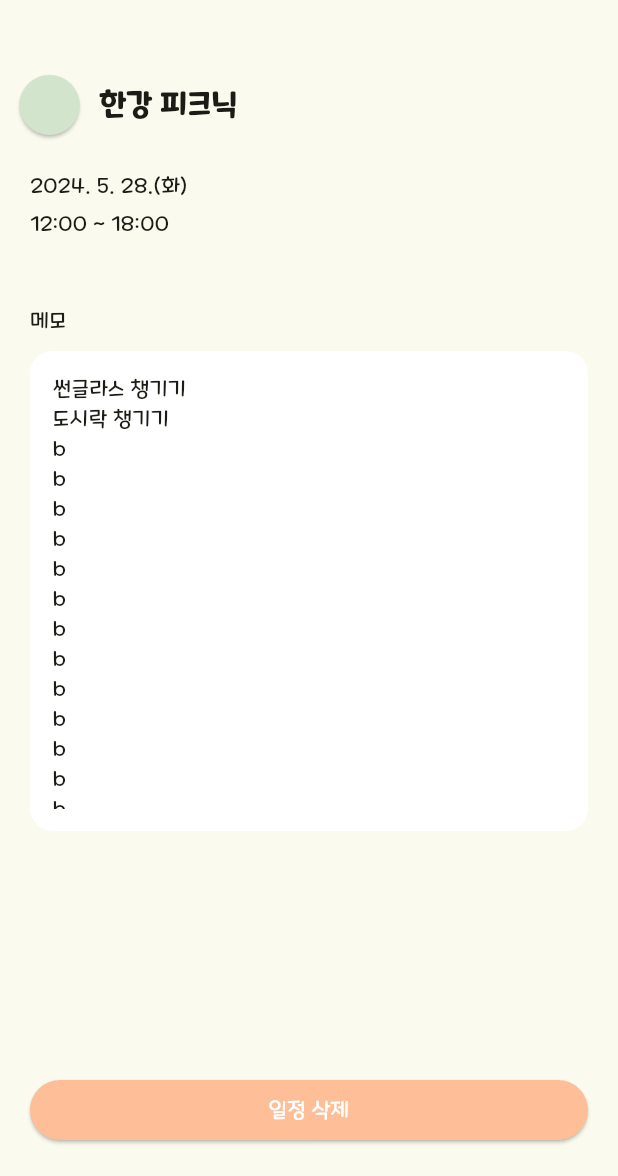
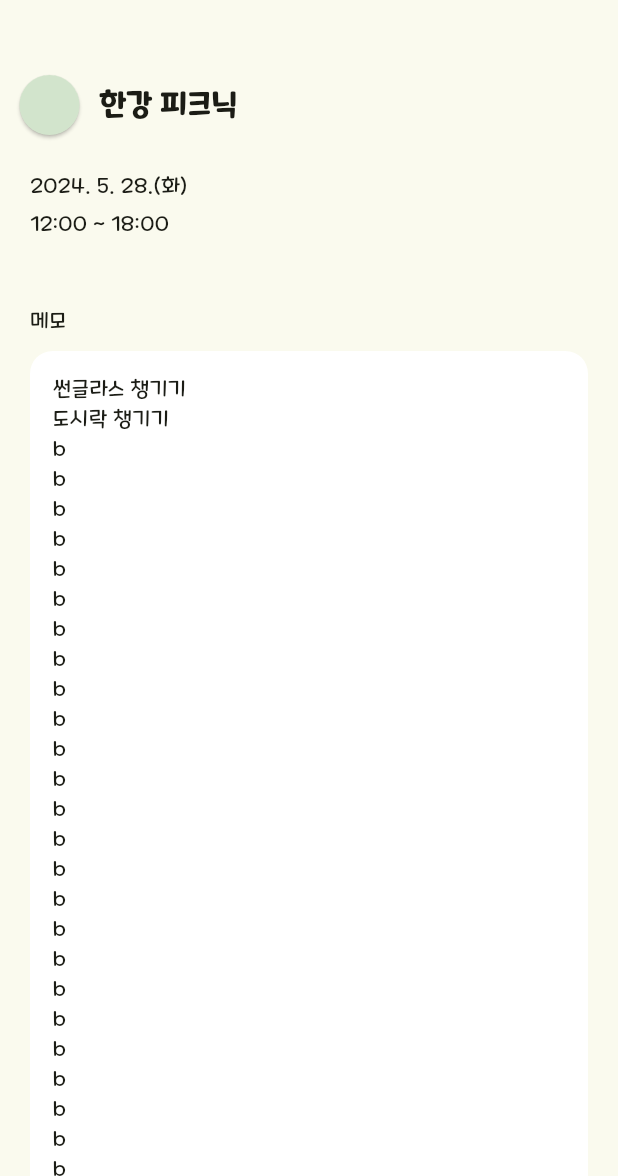
Before and after one commit to APP-Android2/FinalProject-woo_yeon_hi, a Flutter app: the CalendarDetailScreen screen opened directly, on a phone screen of 412 x 824 dp, the part 60-1236 px from its top. Run offline on Flutter 3.47's test engine with Material 3 defaults, Android fonts, the phone set to English and light mode, and no system bars; our stand-ins replace flutter_datetime_picker_plus, flutter_svg, table_calendar.

Commit message:
:lipstick: Fix 화면 스크롤 범위 메모 컨테이너가 일정 크기를 벗어났을 때 화면이 스크롤 되도록 설정 #6

```diff
--- a/lib/screen/calendar_detail_screen.dart
+++ b/lib/screen/calendar_detail_screen.dart
@@ -1,3 +1,4 @@
+import 'package:flutter/cupertino.dart';
 import 'package:flutter/material.dart';
 import 'package:flutter_svg/flutter_svg.dart';
 import 'package:woo_yeon_hi/screen/calendar_edit_screen.dart';
@@ -54,7 +55,15 @@ class _CalendarDetailScreenState extends State<CalendarDetailScreen> {
           )
         ],
       ),
-      body: Column(
+      body: LayoutBuilder(
+        builder: (context, constraints) {
+          return SingleChildScrollView(
+            child: ConstrainedBox(
+              constraints: BoxConstraints(
+                minHeight: constraints.maxHeight,
+              ),
+              child: IntrinsicHeight(
+                child: Column(
                   crossAxisAlignment: CrossAxisAlignment.start,
                   children: [
                     SizedBox(height: 30),
@@ -94,8 +103,13 @@ class _CalendarDetailScreenState extends State<CalendarDetailScreen> {
                           SizedBox(height: 45),
                           Text("메모", style: TextStyleFamily.normalTextStyle),
                           SizedBox(height: 10),
-                Container(
-                  height: 320, width: double.infinity,
+                          ConstrainedBox(
+                            constraints: BoxConstraints(
+                              minHeight: 320, // 위젯의 최소 크기
+                              maxHeight: double.infinity  // 최대 크기에 맞춰 늘어나도록
+                            ),
+                            child: Container(
+                              width: double.infinity,
                               decoration: BoxDecoration(
                                 color: ColorFamily.white,
                                 borderRadius: BorderRadius.circular(15),
@@ -110,10 +124,12 @@ class _CalendarDetailScreenState extends State<CalendarDetailScreen> {
                                 ),
                               ),
                             ),
+                          ),
                         ],
                       ),
                     ),
                     Spacer(),
+                    SizedBox(height: 15),
                     Padding(
                       padding: const EdgeInsets.symmetric(horizontal: 20),
                       child: ElevatedButton(
@@ -219,6 +235,11 @@ class _CalendarDetailScreenState extends State<CalendarDetailScreen> {
                     ),
                     SizedBox(height: 20),
                   ],
+                ),
+              ),
+            ),
+          );
+        },
       )
     );
   }
```
Also changed, not shown: lib/screen/calendar_add_screen.dart (+11 -4 lines). Lines whose indentation alone changed are shown as unchanged.
